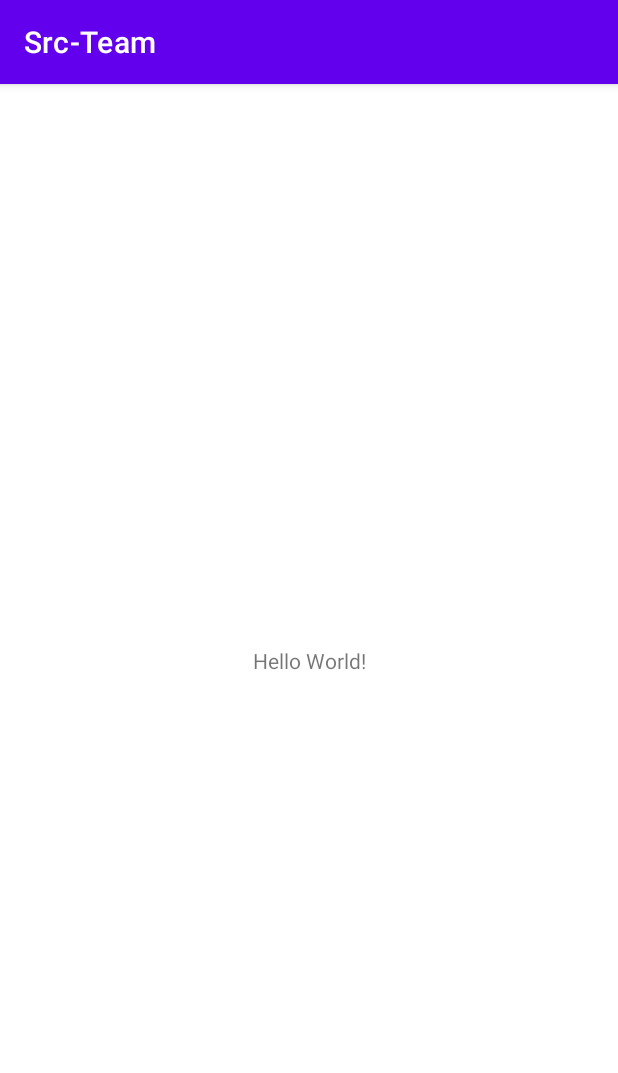
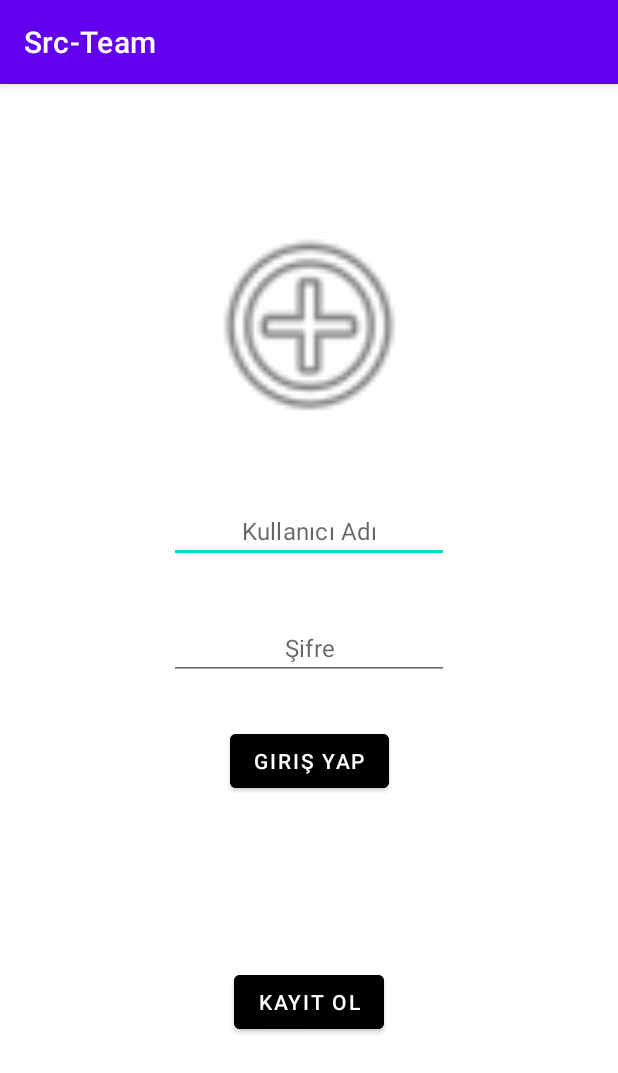
Before and after one commit to alparslanozden/Src-Team, an Android app: the screen it shows after launch (MainActivity), on a phone screen of 412 x 824 dp. Shown: the top 1073 px of the screen. Run offline under Robolectric (Android 15) with nearby library versions, the light colour scheme and no system bars; our stand-ins replace data binding.

Commit message:
fragment design and data binding added

```diff
--- a/app/build.gradle
+++ b/app/build.gradle
@@ -3,6 +3,8 @@ plugins {
     id 'org.jetbrains.kotlin.android'
     id 'kotlin-kapt'
     id 'androidx.navigation.safeargs'
+    id 'kotlin-android-extensions'
+
 }
 
 android {
@@ -16,6 +18,9 @@ android {
         versionName "1.0"
 
         testInstrumentationRunner "androidx.test.runner.AndroidJUnitRunner"
+    }
+    dataBinding{
+        enabled = true
     }
 
     buildTypes {
--- a/app/src/main/java/com/asimodabas/src_team/LoginFragment.kt
+++ b/app/src/main/java/com/asimodabas/src_team/LoginFragment.kt
@@ -5,6 +5,8 @@ import androidx.fragment.app.Fragment
 import android.view.LayoutInflater
 import android.view.View
 import android.view.ViewGroup
+import androidx.navigation.Navigation
+import kotlinx.android.synthetic.main.fragment_login.*
 
 class LoginFragment : Fragment() {
 
@@ -21,5 +23,13 @@ class LoginFragment : Fragment() {
         return inflater.inflate(R.layout.fragment_login, container, false)
     }
 
+    override fun onViewCreated(view: View, savedInstanceState: Bundle?) {
+        super.onViewCreated(view, savedInstanceState)
 
+        loginButton.setOnClickListener {
+
+            val action = LoginFragmentDirections.actionLoginFragmentToCreateFragment()
+            Navigation.findNavController(it).navigate(action)
+        }
+    }
 }
--- a/app/src/main/java/com/asimodabas/src_team/ThirdFragment.kt
+++ b/app/src/main/java/com/asimodabas/src_team/ThirdFragment.kt
@@ -18,7 +18,8 @@ class ThirdFragment : Fragment() {
         savedInstanceState: Bundle?
     ): View? {
         // Inflate the layout for this fragment
-        return inflater.inflate(R.layout.fragment_third2, container, false)
+        return inflater.inflate(R.layout.fragment_third, container, false)
     }
 
+
 }
--- a/app/src/main/res/layout/activity_main.xml
+++ b/app/src/main/res/layout/activity_main.xml
@@ -1,18 +1,21 @@
 <?xml version="1.0" encoding="utf-8"?>
-<androidx.constraintlayout.widget.ConstraintLayout xmlns:android="http://schemas.android.com/apk/res/android"
+<androidx.constraintlayout.widget.ConstraintLayout
+    xmlns:android="http://schemas.android.com/apk/res/android"
     xmlns:app="http://schemas.android.com/apk/res-auto"
     xmlns:tools="http://schemas.android.com/tools"
     android:layout_width="match_parent"
     android:layout_height="match_parent"
     tools:context=".MainActivity">
 
-    <TextView
-        android:layout_width="wrap_content"
-        android:layout_height="wrap_content"
-        android:text="Hello World!"
+    <androidx.fragment.app.FragmentContainerView
+        android:id="@+id/fragmentContainerView"
+        android:name="androidx.navigation.fragment.NavHostFragment"
+        android:layout_width="match_parent"
+        android:layout_height="match_parent"
+        app:defaultNavHost="true"
         app:layout_constraintBottom_toBottomOf="parent"
-        app:layout_constraintLeft_toLeftOf="parent"
-        app:layout_constraintRight_toRightOf="parent"
-        app:layout_constraintTop_toTopOf="parent" />
-
+        app:layout_constraintEnd_toEndOf="parent"
+        app:layout_constraintStart_toStartOf="parent"
+        app:layout_constraintTop_toTopOf="parent"
+        app:navGraph="@navigation/navigation_graph" />
 </androidx.constraintlayout.widget.ConstraintLayout>
--- a/app/src/main/res/layout/fragment_login.xml
+++ b/app/src/main/res/layout/fragment_login.xml
@@ -1,14 +1,78 @@
 <?xml version="1.0" encoding="utf-8"?>
-<FrameLayout xmlns:android="http://schemas.android.com/apk/res/android"
-    xmlns:tools="http://schemas.android.com/tools"
-    android:layout_width="match_parent"
-    android:layout_height="match_parent"
-    tools:context=".LoginFragment">
 
-    <!-- TODO: Update blank fragment layout -->
-    <TextView
+<layout
+    xmlns:android="http://schemas.android.com/apk/res/android"
+    xmlns:app="http://schemas.android.com/apk/res-auto"
+    xmlns:tools="http://schemas.android.com/tools">
+
+    <androidx.constraintlayout.widget.ConstraintLayout
         android:layout_width="match_parent"
         android:layout_height="match_parent"
-        android:text="@string/hello_blank_fragment" />
+        tools:context=".LoginFragment">
 
-</FrameLayout>
+        <ImageView
+            android:id="@+id/userImageView"
+            android:layout_width="150dp"
+            android:layout_height="150dp"
+            android:layout_marginTop="85dp"
+            android:src="@android:drawable/ic_menu_add"
+            app:layout_constraintEnd_toEndOf="parent"
+            app:layout_constraintHorizontal_bias="0.5"
+            app:layout_constraintStart_toStartOf="parent"
+            app:layout_constraintTop_toTopOf="parent" />
+
+        <EditText
+            android:id="@+id/usernameEditText"
+            style="@style/MaterialAlertDialog.MaterialComponents.Title.Text.CenterStacked"
+            android:layout_width="wrap_content"
+            android:layout_height="wrap_content"
+            android:layout_marginTop="41dp"
+            android:ems="10"
+            android:hint="Kullanıcı Adı"
+            android:inputType="textPersonName"
+            app:layout_constraintEnd_toEndOf="parent"
+            app:layout_constraintHorizontal_bias="0.5"
+            app:layout_constraintStart_toStartOf="parent"
+            app:layout_constraintTop_toBottomOf="@+id/userImageView" />
+
+        <EditText
+            android:id="@+id/passwordEditText"
+            style="@style/MaterialAlertDialog.MaterialComponents.Title.Text.CenterStacked"
+            android:layout_width="wrap_content"
+            android:layout_height="wrap_content"
+            android:layout_marginTop="35dp"
+            android:ems="10"
+            android:hint="Şifre"
+            android:inputType="textPersonName"
+            app:layout_constraintEnd_toEndOf="parent"
+            app:layout_constraintHorizontal_bias="0.5"
+            app:layout_constraintStart_toStartOf="parent"
+            app:layout_constraintTop_toBottomOf="@+id/usernameEditText" />
+
+        <Button
+            android:id="@+id/loginButton"
+            android:layout_width="wrap_content"
+            android:layout_height="wrap_content"
+            android:layout_marginTop="30dp"
+            android:backgroundTint="#000000"
+            android:text="giriş yap"
+            app:layout_constraintEnd_toEndOf="parent"
+            app:layout_constraintHorizontal_bias="0.5"
+            app:layout_constraintStart_toStartOf="parent"
+            app:layout_constraintTop_toBottomOf="@+id/passwordEditText" />
+
+        <Button
+            android:id="@+id/createButton"
+            android:layout_width="wrap_content"
+            android:layout_height="wrap_content"
+            android:layout_marginTop="30dp"
+            android:layout_marginBottom="50dp"
+            android:backgroundTint="#000000"
+            android:text="kayıt ol"
+            app:layout_constraintBottom_toBottomOf="parent"
+            app:layout_constraintEnd_toEndOf="parent"
+            app:layout_constraintHorizontal_bias="0.5"
+            app:layout_constraintStart_toStartOf="parent"
+            app:layout_constraintTop_toBottomOf="@+id/loginButton" />
+    </androidx.constraintlayout.widget.ConstraintLayout>
+</layout>
--- /dev/null
+++ b/app/src/main/res/navigation/navigation_graph.xml
@@ -0,0 +1,53 @@
+<?xml version="1.0" encoding="utf-8"?>
+<navigation xmlns:android="http://schemas.android.com/apk/res/android"
+    xmlns:app="http://schemas.android.com/apk/res-auto"
+    android:id="@+id/navigation_graph"
+    app:startDestination="@id/loginFragment">
+
+    <fragment
+        android:id="@+id/loginFragment"
+        android:name="com.asimodabas.src_team.LoginFragment"
+        android:label="LoginFragment" >
+        <action
+            android:id="@+id/action_loginFragment_to_createFragment"
+            app:destination="@id/createFragment" />
+        <action
+            android:id="@+id/action_loginFragment_to_secondFragment"
+            app:destination="@id/secondFragment" />
+    </fragment>
+    <fragment
+        android:id="@+id/createFragment"
+        android:name="com.asimodabas.src_team.CreateFragment"
+        android:label="CreateFragment" >
+        <action
+            android:id="@+id/action_createFragment_to_secondFragment"
+            app:destination="@id/secondFragment" />
+    </fragment>
+    <fragment
+        android:id="@+id/secondFragment"
+        android:name="com.asimodabas.src_team.SecondFragment"
+        android:label="SecondFragment" >
+        <action
+            android:id="@+id/action_secondFragment_to_thirdFragment"
+            app:destination="@id/thirdFragment" />
+    </fragment>
+    <fragment
+        android:id="@+id/searchFragment"
+        android:name="com.asimodabas.src_team.SearchFragment"
+        android:label="SearchFragment" />
+    <fragment
+        android:id="@+id/thirdFragment"
+        android:name="com.asimodabas.src_team.ThirdFragment"
+        android:label="ThirdFragment" >
+        <action
+            android:id="@+id/action_thirdFragment_to_searchFragment"
+            app:destination="@id/searchFragment" />
+        <action
+            android:id="@+id/action_thirdFragment_to_advertFragment"
+            app:destination="@id/advertFragment" />
+    </fragment>
+    <fragment
+        android:id="@+id/advertFragment"
+        android:name="com.asimodabas.src_team.AdvertFragment"
+        android:label="AdvertFragment" />
+</navigation>
```
Also changed, not shown: app/src/main/res/layout/fragment_advert.xml (+7 -9 lines), app/src/main/res/layout/fragment_create.xml (+7 -9 lines), app/src/main/res/layout/fragment_search.xml (+7 -9 lines), app/src/main/res/layout/fragment_second.xml (+7 -9 lines), app/src/main/res/layout/fragment_third.xml (+7 -9 lines), app/src/main/res/layout/fragment_third2.xml (deleted, +0 -14 lines), app/src/main/java/com/asimodabas/src_team/AdvertFragment.kt (line endings or trailing spaces).
